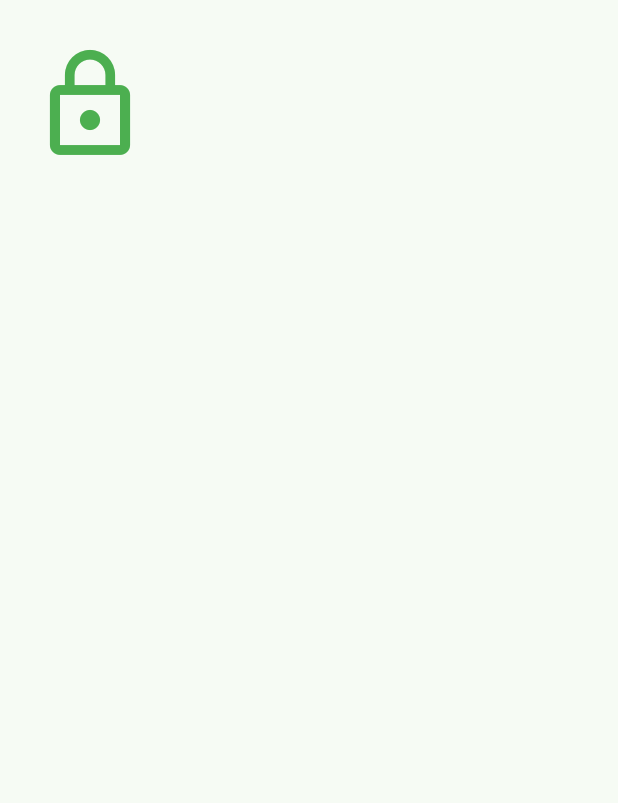
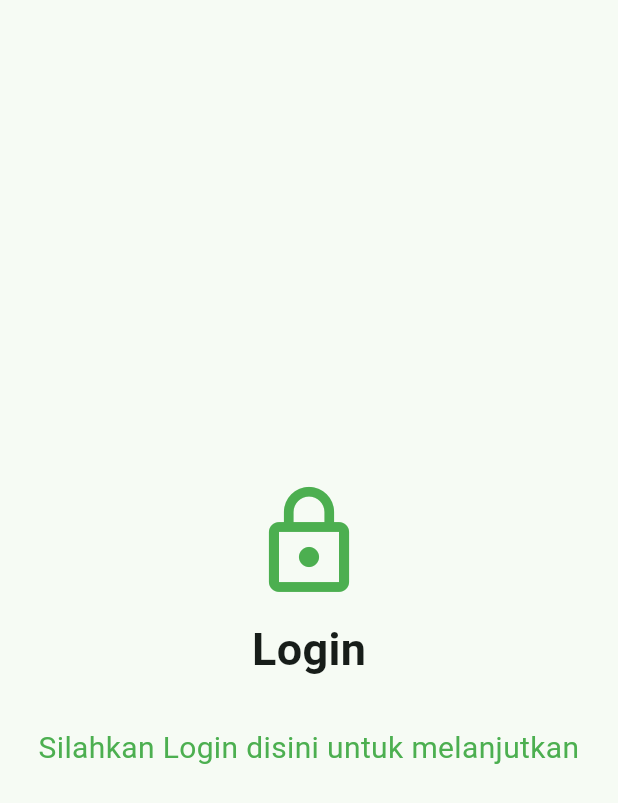
Before and after one commit to yaseumine/flutter_week5, a Flutter app: the Login screen opened directly, on a phone screen of 412 x 824 dp. Shown: the top 803 px of the screen. Run offline on Flutter 3.47's test engine with Material 3 defaults, Android fonts, the light colour scheme and no system bars.

Commit message:
membuat halaman login

```diff
--- a/lib/main.dart
+++ b/lib/main.dart
@@ -1,8 +1,8 @@
 import 'package:flutter/material.dart';
-import 'screen/splash_screen_1.dart';
+import 'screen/login.dart';
 
 void main() {
-  runApp(MyApp());
+  runApp(const MyApp());
 }
 
 class MyApp extends StatelessWidget {
@@ -15,7 +15,7 @@ class MyApp extends StatelessWidget {
       theme: ThemeData(
         colorScheme: ColorScheme.fromSeed(seedColor: Colors.greenAccent),
       ),
-      home: SplashScreen1(),
+      home: const Login(),
     );
   }
 }
--- a/lib/screen/login.dart
+++ b/lib/screen/login.dart
@@ -6,14 +6,29 @@ class Login extends StatelessWidget {
   @override
   Widget build(BuildContext context) {
     return Scaffold(
-      body: SingleChildScrollView(
+      body: Center(
         child: Container(
           padding: const EdgeInsets.all(20.0),
           child: const Column(
+            mainAxisAlignment: MainAxisAlignment.center,
             children: [
               SizedBox(height: 10),
               Icon(Icons.lock_outline, size: 80, color: Colors.green),
               SizedBox(height: 10),
+              Text(
+                'Login',
+                style: TextStyle(fontSize: 30, fontWeight: FontWeight.bold),
+              ),
+              const SizedBox(height: 30), //spasi
+              const Text(
+                "Silahkan Login disini untuk melanjutkan",
+                textAlign: TextAlign.center,
+                style: TextStyle(
+                  fontSize: 20,
+                  fontWeight: FontWeight.normal,
+                  color: Colors.green,
+                ),
+              ),
             ],
           ),
         ),
--- a/lib/screen/splash_screen_3.dart
+++ b/lib/screen/splash_screen_3.dart
@@ -1,4 +1,5 @@
 import 'package:flutter/material.dart';
+import 'package:fluttersebelumujian/screen/login.dart';
 
 class SplashScreen3 extends StatelessWidget {
   const SplashScreen3({super.key});
@@ -81,6 +82,10 @@ class SplashScreen3 extends StatelessWidget {
                   child: ElevatedButton(
                     onPressed: () {
                       // Aksi ketika tombol ditekan
+                      Navigator.push(
+                        context,
+                        MaterialPageRoute(builder: (context) => const Login()),
+                      );
                     },
                     style: ElevatedButton.styleFrom(
                       backgroundColor: Colors.greenAccent,
```
